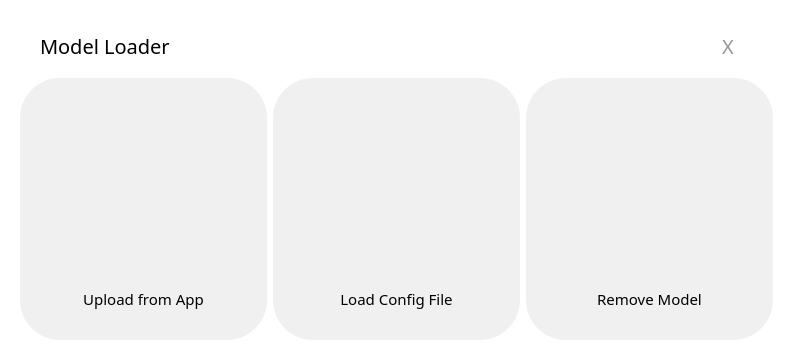
Qt form src/ModelLoaderDialog.ui (thinkexist1989/rocos-viz) before a commit.
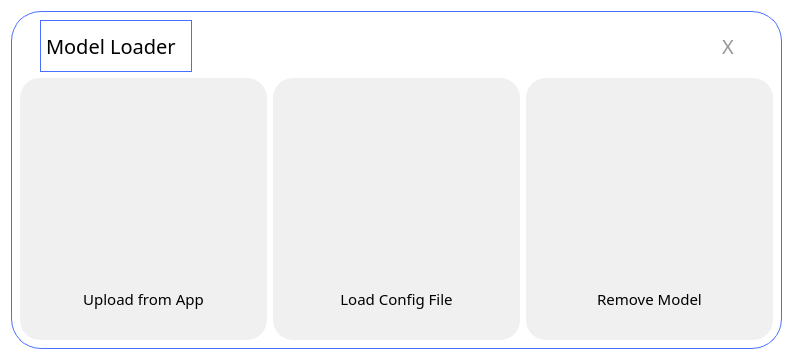
The same form after that commit. Icons and pictures are not drawn.

The edit to the form file:
```diff
--- a/src/ModelLoaderDialog.ui
+++ b/src/ModelLoaderDialog.ui
@@ -41,7 +41,8 @@
       <string notr="true">QWidget {
 	font: 11pt &quot;Alibaba PuHuiTi 3.0&quot;;
    background-color: white;
-   border-radius: 50px;
+   border-radius: 30px;
+   border: 1px solid #496FFF;
 }</string>
      </property>
      <layout class="QVBoxLayout" name="verticalLayout" stretch="1,5">
@@ -151,7 +152,7 @@
 
 	background-color: #F0F0F0;
 	border: 0px solid #D8D8D8;
-	border-radius: 40px;
+	border-radius: 20px;
 	color: #000000;
 }
 
@@ -197,7 +198,7 @@
 
 	background-color: #F0F0F0;
 	border: 0px solid #D8D8D8;
-	border-radius: 40px;
+	border-radius: 20px;
 	color: #000000;
 }
 
@@ -243,7 +244,7 @@
 
 	background-color: #F0F0F0;
 	border: 0px solid #D8D8D8;
-	border-radius: 40px;
+	border-radius: 20px;
 	color: #000000;
 }
 
```
